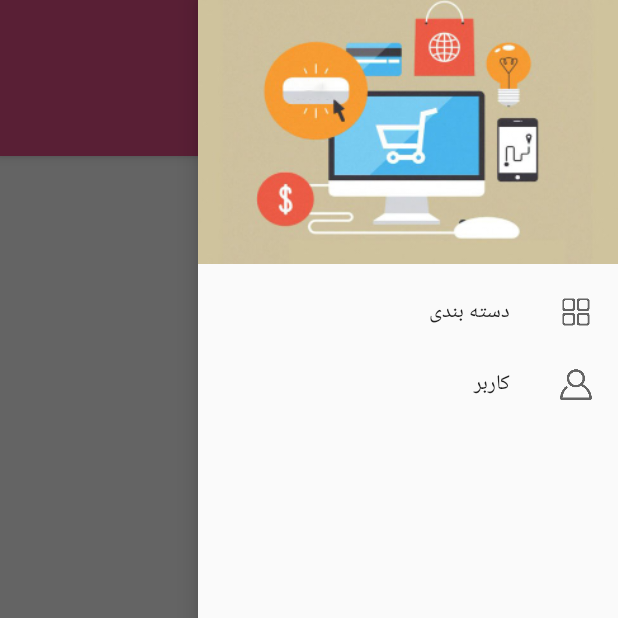
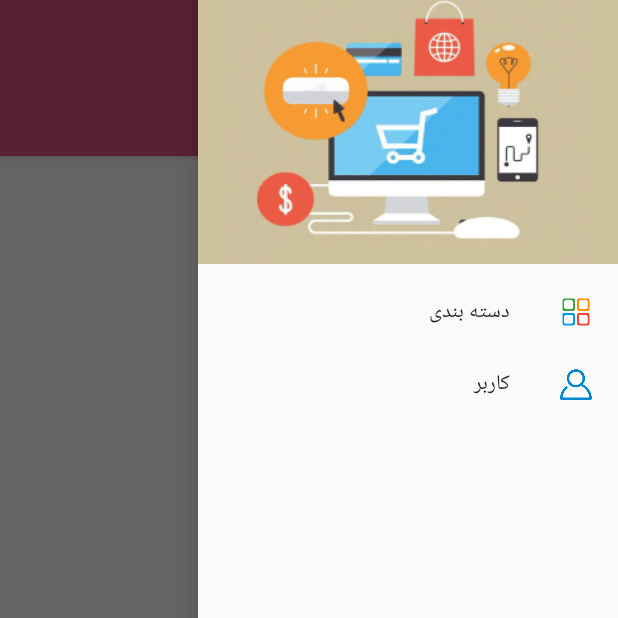
Before and after one commit to akhilsrajtruffle/OnlineStoreAndroidApplication, an Android app: the List_of_Category screen opened directly, with no data from a screen before it, with the side drawer open, on a phone screen of 412 x 824 dp, the top half of it. Run offline under Robolectric (Android 15) with nearby library versions, the phone set to English and light mode, and no system bars; 2 statements that could not run were skipped.

Commit message:
07 Added List of Product Activity

```diff
--- a/app/src/main/AndroidManifest.xml
+++ b/app/src/main/AndroidManifest.xml
@@ -13,9 +13,13 @@
         android:theme="@style/AppTheme"
         android:usesCleartextTraffic="true">
         <activity
+            android:name=".List_of_products"
+            android:label="@string/title_activity_list_of_products"
+            android:theme="@style/AppTheme.NoActionBar"></activity>
+        <activity
             android:name=".List_of_Category"
             android:label="@string/title_activity_list_of__category"
-            android:theme="@style/AppTheme.NoActionBar"></activity>
+            android:theme="@style/AppTheme.NoActionBar" />
         <activity
             android:name=".MainActivity"
             android:label="@string/app_name"
--- a/app/src/main/java/com/example/farahnstoreapp/Adapter/SubCatAdapter.java
+++ b/app/src/main/java/com/example/farahnstoreapp/Adapter/SubCatAdapter.java
@@ -11,6 +11,7 @@ import android.view.ViewGroup;
 import android.widget.ImageView;
 import android.widget.TextView;
 
+import com.example.farahnstoreapp.List_of_products;
 import com.example.farahnstoreapp.Model.Category;
 import com.example.farahnstoreapp.R;
 import com.squareup.picasso.Picasso;
@@ -43,11 +44,11 @@ public class SubCatAdapter extends RecyclerView.Adapter<SubCatAdapter.subCatView
         holder.crd.setOnClickListener(new View.OnClickListener() {
             @Override
             public void onClick(View view) {
-                /*
+
                 Intent i = new Intent(context, List_of_products.class);
                 i.putExtra("ID",categoryList.get(position).getId()+"");
                 context.startActivity(i);
-                */
+
             }
         });
     }
--- a/app/src/main/java/com/example/farahnstoreapp/List_of_Category.java
+++ b/app/src/main/java/com/example/farahnstoreapp/List_of_Category.java
@@ -51,6 +51,7 @@ public class List_of_Category extends AppCompatActivity
 
         NavigationView navigationView = (NavigationView) findViewById(R.id.nav_view);
         navigationView.setNavigationItemSelectedListener(this);
+        navigationView.setItemIconTintList(null);
     }
 
     @SuppressWarnings("StatementWithEmptyBody")
--- a/app/src/main/java/com/example/farahnstoreapp/WebService/APIInterface.java
+++ b/app/src/main/java/com/example/farahnstoreapp/WebService/APIInterface.java
@@ -8,6 +8,7 @@ import java.util.List;
 
 import retrofit2.Call;
 import retrofit2.http.GET;
+import retrofit2.http.Query;
 
 public interface APIInterface {
 
@@ -25,5 +26,8 @@ public interface APIInterface {
     Call<List<Category>> getSubCategory();
 
 
+    @GET("getget.php")
+    Call<List<Product>> getCatProducts(@Query("id") String id);
+
 
 }
--- a/app/src/main/res/drawable-v21/ic_menu_manage.xml
+++ /dev/null
@@ -1,9 +0,0 @@
-<vector xmlns:android="http://schemas.android.com/apk/res/android"
-    android:width="24dp"
-    android:height="24dp"
-    android:viewportWidth="24.0"
-    android:viewportHeight="24.0">
-    <path
-        android:fillColor="#FF000000"
-        android:pathData="M22.7,19l-9.1,-9.1c0.9,-2.3 0.4,-5 -1.5,-6.9 -2,-2 -5,-2.4 -7.4,-1.3L9,6 6,9 1.6,4.7C0.4,7.1 0.9,10.1 2.9,12.1c1.9,1.9 4.6,2.4 6.9,1.5l9.1,9.1c0.4,0.4 1,0.4 1.4,0l2.3,-2.3c0.5,-0.4 0.5,-1.1 0.1,-1.4z" />
-</vector>
--- a/app/src/main/res/drawable-v21/ic_menu_send.xml
+++ /dev/null
@@ -1,9 +0,0 @@
-<vector xmlns:android="http://schemas.android.com/apk/res/android"
-    android:width="24dp"
-    android:height="24dp"
-    android:viewportWidth="24.0"
-    android:viewportHeight="24.0">
-    <path
-        android:fillColor="#FF000000"
-        android:pathData="M2.01,21L23,12 2.01,3 2,10l15,2 -15,2z" />
-</vector>
--- a/app/src/main/res/drawable-v21/ic_menu_share.xml
+++ /dev/null
@@ -1,9 +0,0 @@
-<vector xmlns:android="http://schemas.android.com/apk/res/android"
-    android:width="24dp"
-    android:height="24dp"
-    android:viewportWidth="24.0"
-    android:viewportHeight="24.0">
-    <path
-        android:fillColor="#FF000000"
-        android:pathData="M18,16.08c-0.76,0 -1.44,0.3 -1.96,0.77L8.91,12.7c0.05,-0.23 0.09,-0.46 0.09,-0.7s-0.04,-0.47 -0.09,-0.7l7.05,-4.11c0.54,0.5 1.25,0.81 2.04,0.81 1.66,0 3,-1.34 3,-3s-1.34,-3 -3,-3 -3,1.34 -3,3c0,0.24 0.04,0.47 0.09,0.7L8.04,9.81C7.5,9.31 6.79,9 6,9c-1.66,0 -3,1.34 -3,3s1.34,3 3,3c0.79,0 1.5,-0.31 2.04,-0.81l7.12,4.16c-0.05,0.21 -0.08,0.43 -0.08,0.65 0,1.61 1.31,2.92 2.92,2.92 1.61,0 2.92,-1.31 2.92,-2.92s-1.31,-2.92 -2.92,-2.92z" />
-</vector>
--- a/app/src/main/res/drawable-v21/ic_menu_slideshow.xml
+++ /dev/null
@@ -1,9 +0,0 @@
-<vector xmlns:android="http://schemas.android.com/apk/res/android"
-    android:width="24dp"
-    android:height="24dp"
-    android:viewportWidth="24.0"
-    android:viewportHeight="24.0">
-    <path
-        android:fillColor="#FF000000"
-        android:pathData="M4,6H2v14c0,1.1 0.9,2 2,2h14v-2H4V6zm16,-4H8c-1.1,0 -2,0.9 -2,2v12c0,1.1 0.9,2 2,2h12c1.1,0 2,-0.9 2,-2V4c0,-1.1 -0.9,-2 -2,-2zm-8,12.5v-9l6,4.5 -6,4.5z" />
-</vector>
--- a/app/src/main/res/values/strings.xml
+++ b/app/src/main/res/values/strings.xml
@@ -7,4 +7,5 @@
     <string name="nav_header_desc">Navigation header</string>
     <string name="action_settings">Settings</string>
     <string name="title_activity_list_of__category">List_of_Category</string>
+    <string name="title_activity_list_of_products">List_of_products</string>
 </resources>
```
Also changed, not shown: app/src/main/java/com/example/farahnstoreapp/List_of_products.java (added, +143 -0 lines), app/src/main/res/drawable-v21/ic_menu_camera.xml (deleted, +0 -12 lines), app/src/main/res/drawable-v21/ic_menu_gallery.xml (deleted, +0 -9 lines), app/src/main/res/drawable/side_nav_bar.xml (deleted, +0 -9 lines), app/src/main/res/layout/activity_list_of_products.xml (added, +25 -0 lines), app/src/main/res/layout/app_bar_list_of_products.xml (added, +25 -0 lines), app/src/main/res/layout/content_list_of_products.xml (added, +20 -0 lines), app/src/main/res/layout/nav_header_list_of__category.xml (deleted, +0 -36 lines), app/src/main/res/menu/list_of_products.xml (added, +9 -0 lines).
